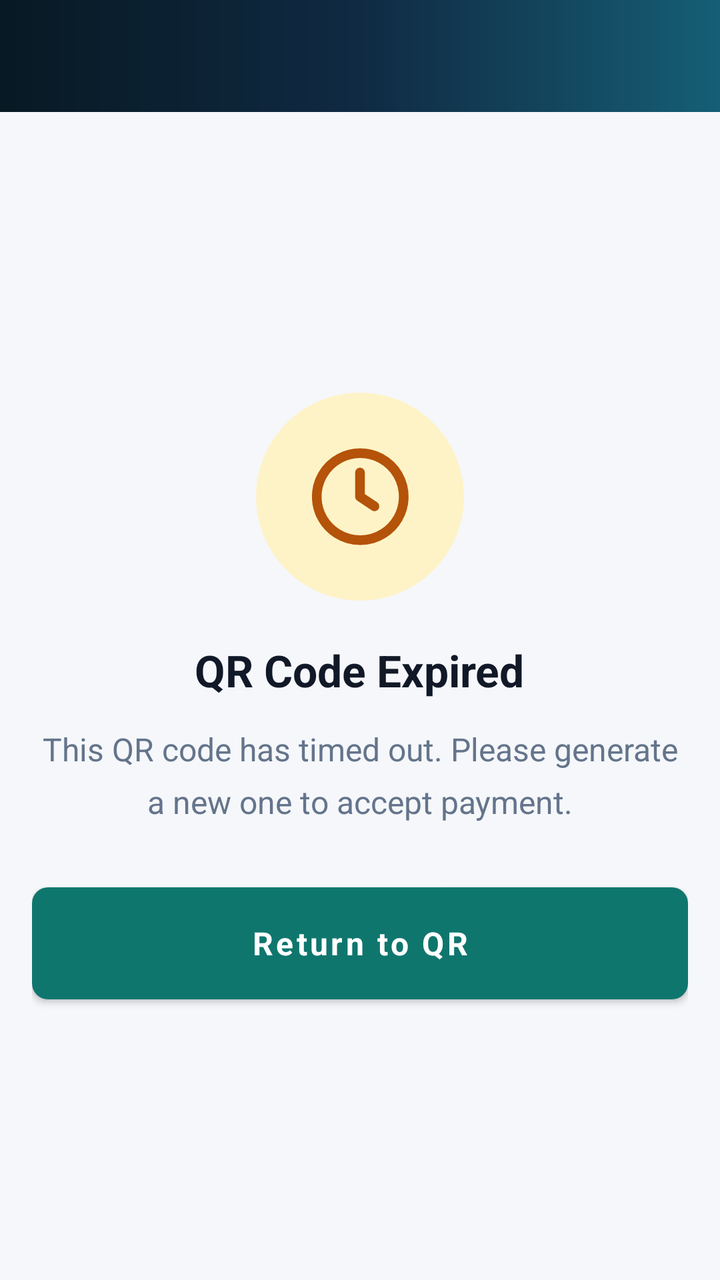
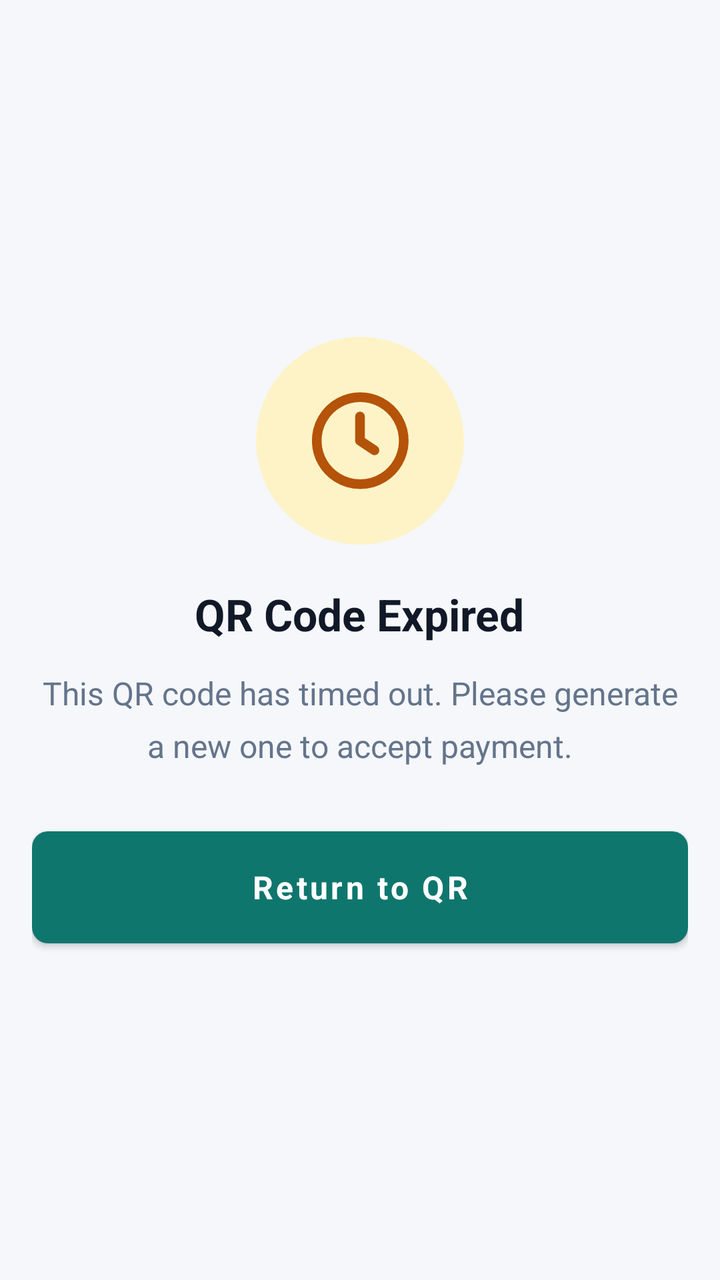

Screens rendered from an Android XML layout before and after an edit, with the pre-edit source and the edit as a unified diff.
<!-- AndroidManifest.xml: application theme AppTheme -->
<!-- res/layout/activity_qr_expired.xml -->
<?xml version="1.0" encoding="utf-8"?>
<LinearLayout xmlns:android="http://schemas.android.com/apk/res/android"
    xmlns:app="http://schemas.android.com/apk/res-auto"
    android:layout_width="match_parent"
    android:layout_height="match_parent"
    android:background="@color/background"
    android:orientation="vertical">

    <androidx.appcompat.widget.Toolbar
        android:id="@+id/toolbar"
        style="@style/AppToolbar"
        android:layout_width="match_parent"
        android:layout_height="?attr/actionBarSize"
        app:titleTextColor="@color/white" />

    <LinearLayout
        android:layout_width="match_parent"
        android:layout_height="match_parent"
        android:gravity="center"
        android:orientation="vertical"
        android:padding="@dimen/screen_margin">

        <FrameLayout
            android:layout_width="104dp"
            android:layout_height="104dp"
            android:background="@drawable/bg_soft_warning_circle">

            <ImageView
                android:layout_width="58dp"
                android:layout_height="58dp"
                android:layout_gravity="center"
                android:contentDescription="@null"
                android:src="@drawable/ic_clock" />
        </FrameLayout>

        <TextView
            style="@style/TextScreenTitle"
            android:layout_width="wrap_content"
            android:layout_height="wrap_content"
            android:layout_marginTop="20dp"
            android:text="@string/qr_expired_heading" />

        <TextView
            style="@style/TextBodyMuted"
            android:layout_width="match_parent"
            android:layout_height="wrap_content"
            android:layout_marginTop="14dp"
            android:layout_marginBottom="32dp"
            android:gravity="center"
            android:lineSpacingMultiplier="1.35"
            android:text="@string/qr_expired_message"
            android:textSize="16sp" />

        <com.google.android.material.button.MaterialButton
            android:id="@+id/btn_return"
            style="@style/AccentButton"
            android:layout_width="match_parent"
            android:layout_height="@dimen/button_height"
            android:text="@string/qr_expired_return" />
    </LinearLayout>
</LinearLayout>
<!-- resources referenced by this layout -->
<resources>
  <color name="background">#F5F7FA</color>
  <color name="white">#FFFFFF</color>
  <dimen name="button_height">56dp</dimen>
  <dimen name="screen_margin">16dp</dimen>
  <!-- drawable bg_soft_warning_circle (drawable) -->
  <?xml version="1.0" encoding="utf-8"?>
  <shape xmlns:android="http://schemas.android.com/apk/res/android"
      android:shape="oval">
      <solid android:color="@color/warning_soft" />
  </shape>
  <!-- drawable ic_clock (drawable) -->
  <?xml version="1.0" encoding="utf-8"?>
  <vector xmlns:android="http://schemas.android.com/apk/res/android"
      android:width="36dp"
      android:height="36dp"
      android:viewportWidth="24"
      android:viewportHeight="24">
      <path
          android:fillColor="@android:color/transparent"
          android:pathData="M12,3a9,9 0,1 0,0.1 0M12,7v5l3,2"
          android:strokeColor="@color/warning"
          android:strokeLineCap="round"
          android:strokeLineJoin="round"
          android:strokeWidth="2" />
  </vector>
  <string name="qr_expired_heading">QR Code Expired</string>
  <string name="qr_expired_message">This QR code has timed out. Please generate a new one to accept payment.</string>
  <string name="qr_expired_return">Return to QR</string>
  <style name="AccentButton" parent="Widget.MaterialComponents.Button">
          <item name="android:minHeight">@dimen/button_height</item>
          <item name="backgroundTint">@color/accent</item>
          <item name="android:textColor">@color/white</item>
          <item name="android:textSize">16sp</item>
          <item name="android:textStyle">bold</item>
          <item name="android:textAllCaps">false</item>
          <item name="cornerRadius">8dp</item>
          <item name="android:insetTop">0dp</item>
          <item name="android:insetBottom">0dp</item>
          <item name="rippleColor">@color/accent_dark</item>
      </style>
  <style name="AppToolbar">
          <item name="android:background">@drawable/bg_toolbar</item>
          <item name="android:elevation">0dp</item>
      </style>
  <style name="TextBodyMuted">
          <item name="android:textColor">@color/text_secondary</item>
          <item name="android:textSize">14sp</item>
      </style>
  <style name="TextScreenTitle">
          <item name="android:textColor">@color/text_primary</item>
          <item name="android:textSize">22sp</item>
          <item name="android:textStyle">bold</item>
      </style>
  <style name="AppTheme" parent="Theme.MaterialComponents.Light.NoActionBar">
          <item name="colorPrimary">@color/primary</item>
          <item name="colorPrimaryDark">@color/primary_dark</item>
          <item name="colorAccent">@color/accent</item>
          <item name="android:windowBackground">@color/background</item>
          <item name="android:statusBarColor">@color/primary_dark</item>
          <item name="android:navigationBarColor">@color/primary_dark</item>
          <item name="android:fontFamily">sans-serif</item>
      </style>
  <color name="warning_soft">#FEF3C7</color>
  <color name="warning">#B45309</color>
  <color name="accent">#0F766E</color>
  <color name="accent_dark">#0B5E59</color>
  <!-- drawable bg_toolbar (drawable) -->
  <?xml version="1.0" encoding="utf-8"?>
  <shape xmlns:android="http://schemas.android.com/apk/res/android">
      <gradient
          android:angle="0"
          android:startColor="@color/primary_dark"
          android:centerColor="@color/primary"
          android:endColor="@color/primary_variant" />
  </shape>
  <color name="text_secondary">#64748B</color>
  <color name="text_primary">#111827</color>
  <color name="primary">#102A43</color>
  <color name="primary_dark">#071923</color>
  <color name="primary_variant">#155E75</color>
</resources>

<!-- the commit's change to res/layout/activity_qr_expired.xml (unified diff, before → after) -->
@@ -5,13 +5,6 @@
     android:layout_height="match_parent"
     android:background="@color/background"
     android:orientation="vertical">
-
-    <androidx.appcompat.widget.Toolbar
-        android:id="@+id/toolbar"
-        style="@style/AppToolbar"
-        android:layout_width="match_parent"
-        android:layout_height="?attr/actionBarSize"
-        app:titleTextColor="@color/white" />
 
     <LinearLayout
         android:layout_width="match_parent"
<!-- resource entries referenced after the edit -->
@@ -40,10 +40,6 @@
           <item name="android:insetBottom">0dp</item>
           <item name="rippleColor">@color/accent_dark</item>
       </style>
-  <style name="AppToolbar">
-          <item name="android:background">@drawable/bg_toolbar</item>
-          <item name="android:elevation">0dp</item>
-      </style>
   <style name="TextBodyMuted">
           <item name="android:textColor">@color/text_secondary</item>
           <item name="android:textSize">14sp</item>
@@ -66,19 +62,9 @@
   <color name="warning">#B45309</color>
   <color name="accent">#0F766E</color>
   <color name="accent_dark">#0B5E59</color>
-  <!-- drawable bg_toolbar (drawable) -->
-  <?xml version="1.0" encoding="utf-8"?>
-  <shape xmlns:android="http://schemas.android.com/apk/res/android">
-      <gradient
-          android:angle="0"
-          android:startColor="@color/primary_dark"
-          android:centerColor="@color/primary"
-          android:endColor="@color/primary_variant" />
-  </shape>
   <color name="text_secondary">#64748B</color>
   <color name="text_primary">#111827</color>
   <color name="primary">#102A43</color>
   <color name="primary_dark">#071923</color>
-  <color name="primary_variant">#155E75</color>
 </resources>
 
